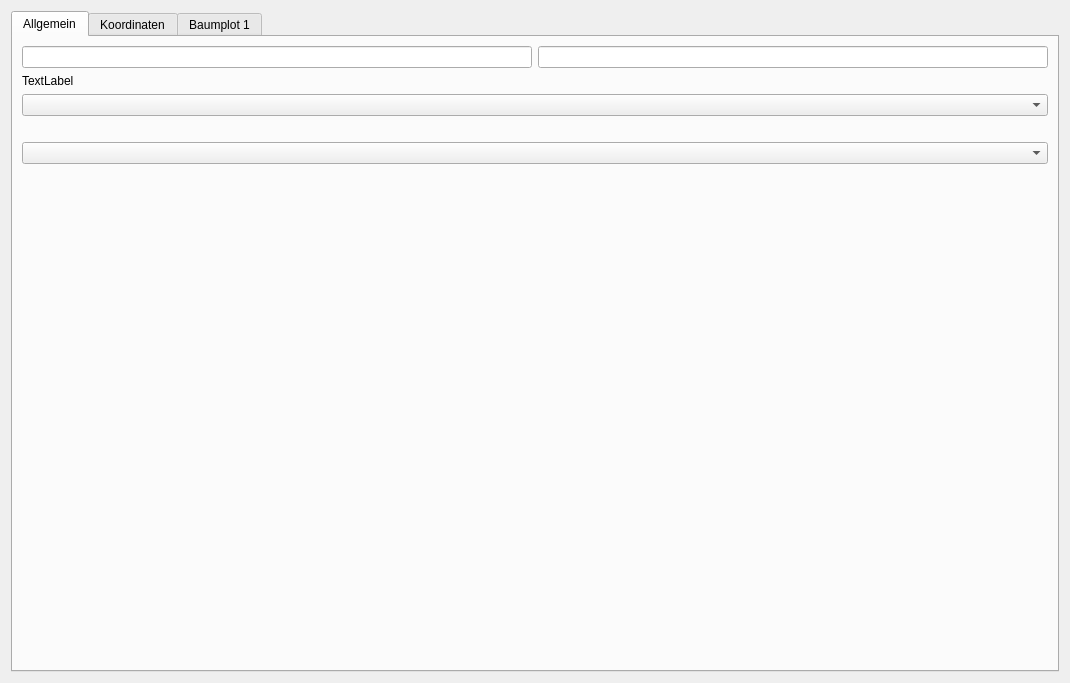
Qt form fim/gui/form/vwm.ui (b-lack/qgis-fim-plugin) before a commit.
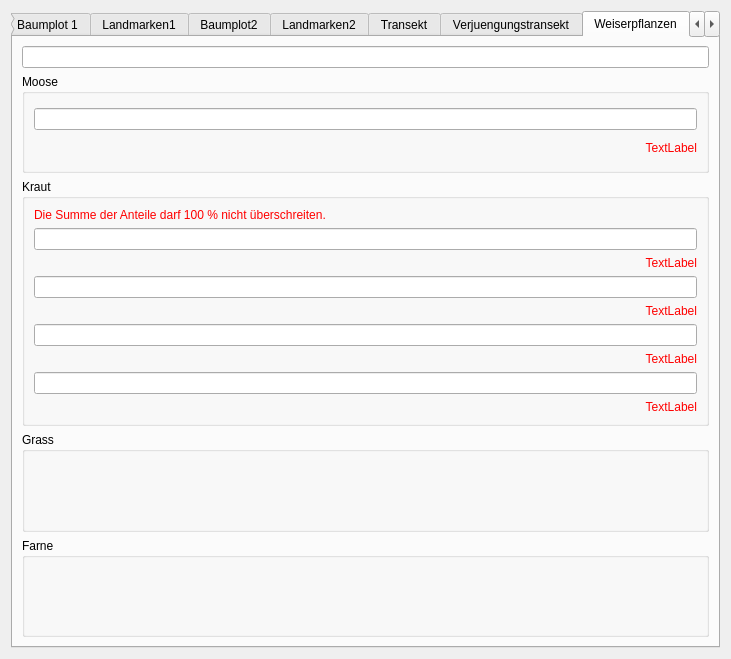
The same form after that commit. Custom widgets are drawn as their Qt base class.

The edit to the form file:
```diff
--- a/fim/gui/form/vwm.ui
+++ b/fim/gui/form/vwm.ui
@@ -6,8 +6,8 @@
    <rect>
     <x>0</x>
     <y>0</y>
-    <width>1070</width>
-    <height>683</height>
+    <width>731</width>
+    <height>659</height>
    </rect>
   </property>
   <property name="windowTitle">
@@ -17,7 +17,7 @@
    <item row="0" column="0">
     <widget class="QTabWidget" name="Baumplot1">
      <property name="currentIndex">
-      <number>0</number>
+      <number>8</number>
      </property>
      <widget class="QWidget" name="tab">
       <attribute name="title">
@@ -130,11 +130,327 @@
       <attribute name="title">
        <string>Baumplot 1</string>
       </attribute>
+      <layout class="QGridLayout" name="gridLayout_6">
+       <item row="0" column="0">
+        <widget class="QLineEdit" name="azimuttransektploteins"/>
+       </item>
+       <item row="2" column="0">
+        <widget class="QgsCollapsibleGroupBox" name="baumplot1">
+         <property name="title">
+          <string>Baumplot 1</string>
+         </property>
+         <layout class="QGridLayout" name="gridLayout_7">
+          <item row="2" column="0">
+           <spacer name="verticalSpacer_6">
+            <property name="orientation">
+             <enum>Qt::Vertical</enum>
+            </property>
+            <property name="sizeHint" stdset="0">
+             <size>
+              <width>20</width>
+              <height>40</height>
+             </size>
+            </property>
+           </spacer>
+          </item>
+          <item row="1" column="0">
+           <widget class="QLabel" name="azimutError">
+            <property name="sizePolicy">
+             <sizepolicy hsizetype="Preferred" vsizetype="Maximum">
+              <horstretch>0</horstretch>
+              <verstretch>0</verstretch>
+             </sizepolicy>
+            </property>
+            <property name="text">
+             <string>TextLabel</string>
+            </property>
+           </widget>
+          </item>
+          <item row="0" column="0">
+           <widget class="QLineEdit" name="azimut"/>
+          </item>
+          <item row="0" column="1">
+           <widget class="QLineEdit" name="distanz"/>
+          </item>
+          <item row="4" column="0" colspan="2">
+           <layout class="QHBoxLayout" name="horizontalLayout">
+            <property name="topMargin">
+             <number>0</number>
+            </property>
+            <item>
+             <spacer name="horizontalSpacer">
+              <property name="orientation">
+               <enum>Qt::Horizontal</enum>
+              </property>
+              <property name="sizeHint" stdset="0">
+               <size>
+                <width>40</width>
+                <height>20</height>
+               </size>
+              </property>
+             </spacer>
+            </item>
+            <item>
+             <widget class="QPushButton" name="baumplotAdd">
+              <property name="text">
+               <string>PushButton</string>
+              </property>
+             </widget>
+            </item>
+           </layout>
+          </item>
+          <item row="1" column="1">
+           <widget class="QLabel" name="distanzError">
+            <property name="text">
+             <string>TextLabel</string>
+            </property>
+           </widget>
+          </item>
+          <item row="3" column="0" colspan="2">
+           <widget class="QLabel" name="baumplotAddError">
+            <property name="font">
+             <font>
+              <weight>75</weight>
+              <bold>true</bold>
+             </font>
+            </property>
+            <property name="styleSheet">
+             <string notr="true">color:red;</string>
+            </property>
+            <property name="text">
+             <string>Ein Baum mit gleicher Distanz und Azimut existiert bereits.</string>
+            </property>
+            <property name="alignment">
+             <set>Qt::AlignRight|Qt::AlignTrailing|Qt::AlignVCenter</set>
+            </property>
+           </widget>
+          </item>
+         </layout>
+        </widget>
+       </item>
+       <item row="1" column="0">
+        <widget class="QLabel" name="azimuttransektploteinsError">
+         <property name="sizePolicy">
+          <sizepolicy hsizetype="Preferred" vsizetype="Maximum">
+           <horstretch>0</horstretch>
+           <verstretch>0</verstretch>
+          </sizepolicy>
+         </property>
+         <property name="text">
+          <string>TextLabel</string>
+         </property>
+        </widget>
+       </item>
+      </layout>
+     </widget>
+     <widget class="QWidget" name="tab_4">
+      <attribute name="title">
+       <string>Landmarken1</string>
+      </attribute>
+     </widget>
+     <widget class="QWidget" name="tab_5">
+      <attribute name="title">
+       <string>Baumplot2</string>
+      </attribute>
+     </widget>
+     <widget class="QWidget" name="tab_6">
+      <attribute name="title">
+       <string>Landmarken2</string>
+      </attribute>
+     </widget>
+     <widget class="QWidget" name="tab_7">
+      <attribute name="title">
+       <string>Transekt</string>
+      </attribute>
+      <layout class="QGridLayout" name="gridLayout_9">
+       <item row="0" column="0">
+        <widget class="QComboBox" name="schutzmassnahmeid"/>
+       </item>
+       <item row="1" column="0">
+        <widget class="QTextEdit" name="transektstoerungursache"/>
+       </item>
+      </layout>
+     </widget>
+     <widget class="QWidget" name="tab_8">
+      <attribute name="title">
+       <string>Verjuengungstransekt</string>
+      </attribute>
+     </widget>
+     <widget class="QWidget" name="tab_9">
+      <attribute name="title">
+       <string>Weiserpflanzen</string>
+      </attribute>
+      <layout class="QGridLayout" name="gridLayout_10">
+       <item row="2" column="0">
+        <widget class="QgsCollapsibleGroupBox" name="mGroupBox_2">
+         <property name="title">
+          <string>Kraut</string>
+         </property>
+         <layout class="QGridLayout" name="gridLayout_12">
+          <item row="4" column="0">
+           <widget class="QLabel" name="weiserpflanzengoldnesselError">
+            <property name="styleSheet">
+             <string notr="true">color:red</string>
+            </property>
+            <property name="text">
+             <string>TextLabel</string>
+            </property>
+            <property name="alignment">
+             <set>Qt::AlignRight|Qt::AlignTrailing|Qt::AlignVCenter</set>
+            </property>
+           </widget>
+          </item>
+          <item row="1" column="0">
+           <widget class="QLineEdit" name="weiserpflanzenbrennessel"/>
+          </item>
+          <item row="0" column="0">
+           <widget class="QLabel" name="krautError">
+            <property name="styleSheet">
+             <string notr="true">color:red</string>
+            </property>
+            <property name="text">
+             <string>Die Summe der Anteile darf 100 % nicht überschreiten.</string>
+            </property>
+           </widget>
+          </item>
+          <item row="5" column="0">
+           <widget class="QLineEdit" name="weiserpflanzenheidekraut"/>
+          </item>
+          <item row="7" column="0">
+           <widget class="QLineEdit" name="weiserpflanzenspringkraut"/>
+          </item>
+          <item row="6" column="0">
+           <widget class="QLabel" name="weiserpflanzenheidekrautError">
+            <property name="styleSheet">
+             <string notr="true">color:red</string>
+            </property>
+            <property name="text">
+             <string>TextLabel</string>
+            </property>
+            <property name="alignment">
+             <set>Qt::AlignRight|Qt::AlignTrailing|Qt::AlignVCenter</set>
+            </property>
+           </widget>
+          </item>
+          <item row="3" column="0">
+           <widget class="QLineEdit" name="weiserpflanzengoldnessel"/>
+          </item>
+          <item row="2" column="0">
+           <widget class="QLabel" name="weiserpflanzenbrennesselError">
+            <property name="styleSheet">
+             <string notr="true">color:red</string>
+            </property>
+            <property name="text">
+             <string>TextLabel</string>
+            </property>
+            <property name="alignment">
+             <set>Qt::AlignRight|Qt::AlignTrailing|Qt::AlignVCenter</set>
+            </property>
+           </widget>
+          </item>
+          <item row="8" column="0">
+           <widget class="QLabel" name="weiserpflanzenspringkrautError">
+            <property name="styleSheet">
+             <string notr="true">color:red</string>
+            </property>
+            <property name="text">
+             <string>TextLabel</string>
+            </property>
+            <property name="alignment">
+             <set>Qt::AlignRight|Qt::AlignTrailing|Qt::AlignVCenter</set>
+            </property>
+           </widget>
+          </item>
+         </layout>
+        </widget>
+       </item>
+       <item row="1" column="0">
+        <widget class="QgsCollapsibleGroupBox" name="mGroupBox">
+         <property name="title">
+          <string>Moose</string>
+         </property>
+         <layout class="QGridLayout" name="gridLayout_11">
+          <item row="0" column="0">
+           <widget class="QLineEdit" name="weiserpflanzenmoos"/>
+          </item>
+          <item row="1" column="0">
+           <widget class="QLabel" name="weiserpflanzenmoosError">
+            <property name="sizePolicy">
+             <sizepolicy hsizetype="Preferred" vsizetype="Maximum">
+              <horstretch>0</horstretch>
+              <verstretch>0</verstretch>
+             </sizepolicy>
+            </property>
+            <property name="styleSheet">
+             <string notr="true">color:red</string>
+            </property>
+            <property name="text">
+             <string>TextLabel</string>
+            </property>
+            <property name="alignment">
+             <set>Qt::AlignRight|Qt::AlignTrailing|Qt::AlignVCenter</set>
+            </property>
+           </widget>
+          </item>
+         </layout>
+        </widget>
+       </item>
+       <item row="3" column="0">
+        <widget class="QgsCollapsibleGroupBox" name="mGroupBox_3">
+         <property name="title">
+          <string>Grass</string>
+         </property>
+        </widget>
+       </item>
+       <item row="0" column="0">
+        <widget class="QLineEdit" name="krautanteil"/>
+       </item>
+       <item row="4" column="0">
+        <widget class="QgsCollapsibleGroupBox" name="mGroupBox_4">
+         <property name="title">
+          <string>Farne</string>
+         </property>
+        </widget>
+       </item>
+      </layout>
+     </widget>
+     <widget class="QWidget" name="tab_10">
+      <attribute name="title">
+       <string>Transektinfo</string>
+      </attribute>
+     </widget>
+     <widget class="QWidget" name="tab_11">
+      <attribute name="title">
+       <string>Bestandsbeschreibung</string>
+      </attribute>
+     </widget>
+     <widget class="QWidget" name="tab_12">
+      <attribute name="title">
+       <string>Bestockung</string>
+      </attribute>
+     </widget>
+     <widget class="QWidget" name="tab_13">
+      <attribute name="title">
+       <string>Bodenvegetation</string>
+      </attribute>
+     </widget>
+     <widget class="QWidget" name="tab_14">
+      <attribute name="title">
+       <string>Störung</string>
+      </attribute>
      </widget>
     </widget>
    </item>
   </layout>
  </widget>
+ <customwidgets>
+  <customwidget>
+   <class>QgsCollapsibleGroupBox</class>
+   <extends>QGroupBox</extends>
+   <header>qgscollapsiblegroupbox.h</header>
+   <container>1</container>
+  </customwidget>
+ </customwidgets>
  <resources/>
  <connections/>
 </ui>
```
Left out of the diff: 146 changed lines with no effect on the pictures.
